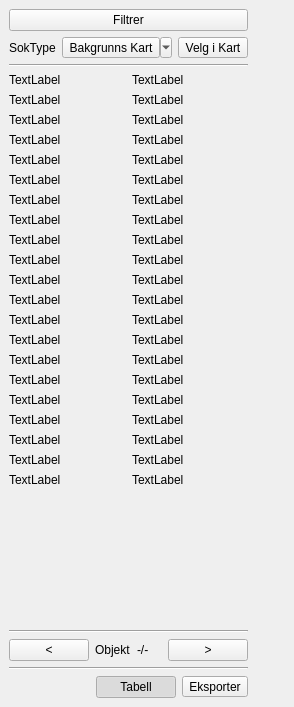
This is ui/infoWidget.ui in KaspArno/Tilgjengelighet as Qt 5 draws it before an edit. The edited form follows.
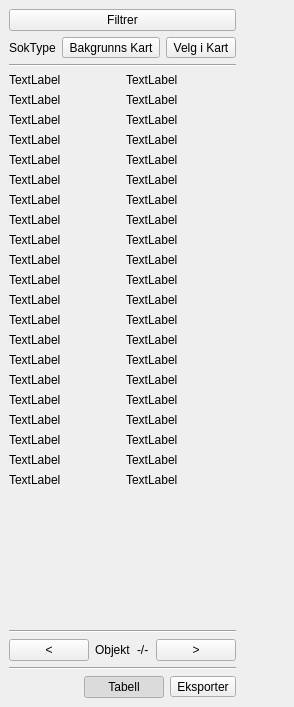
This is the edited form.

```diff
--- a/ui/infoWidget.ui
+++ b/ui/infoWidget.ui
@@ -40,17 +40,11 @@
           </item>
           <item>
            <widget class="QToolButton" name="toolButton_map">
-            <property name="minimumSize">
-             <size>
-              <width>0</width>
-              <height>0</height>
-             </size>
-            </property>
             <property name="text">
              <string>Bakgrunns Kart</string>
             </property>
             <property name="popupMode">
-             <enum>QToolButton::MenuButtonPopup</enum>
+             <enum>QToolButton::InstantPopup</enum>
             </property>
            </widget>
           </item>
```
